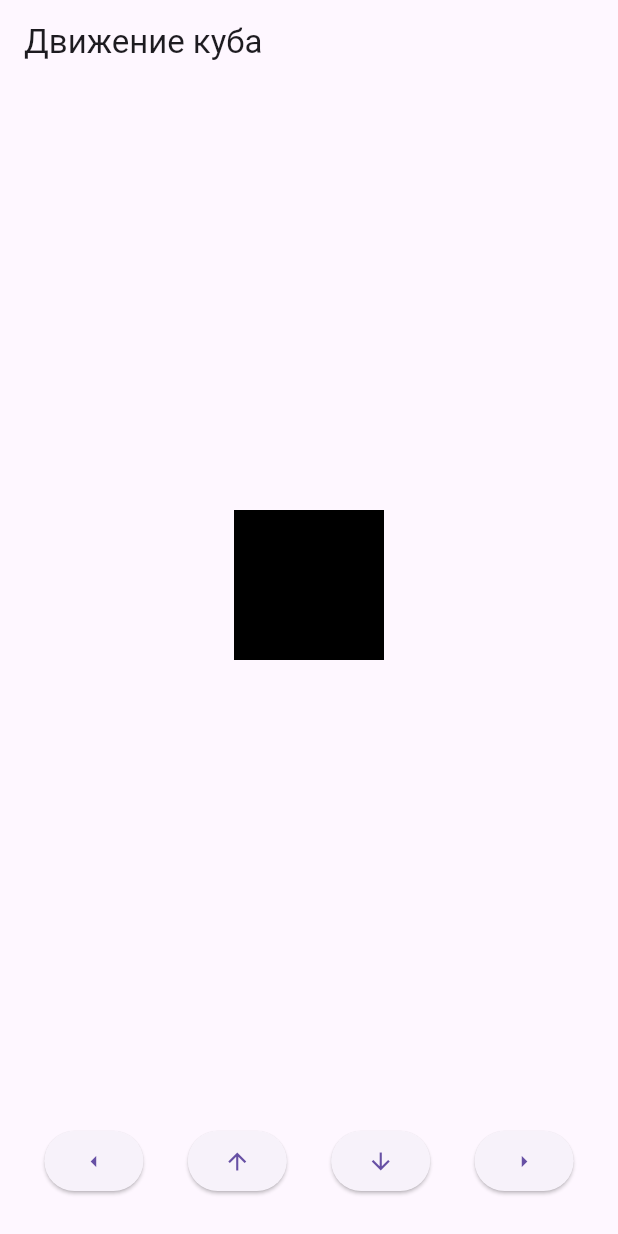
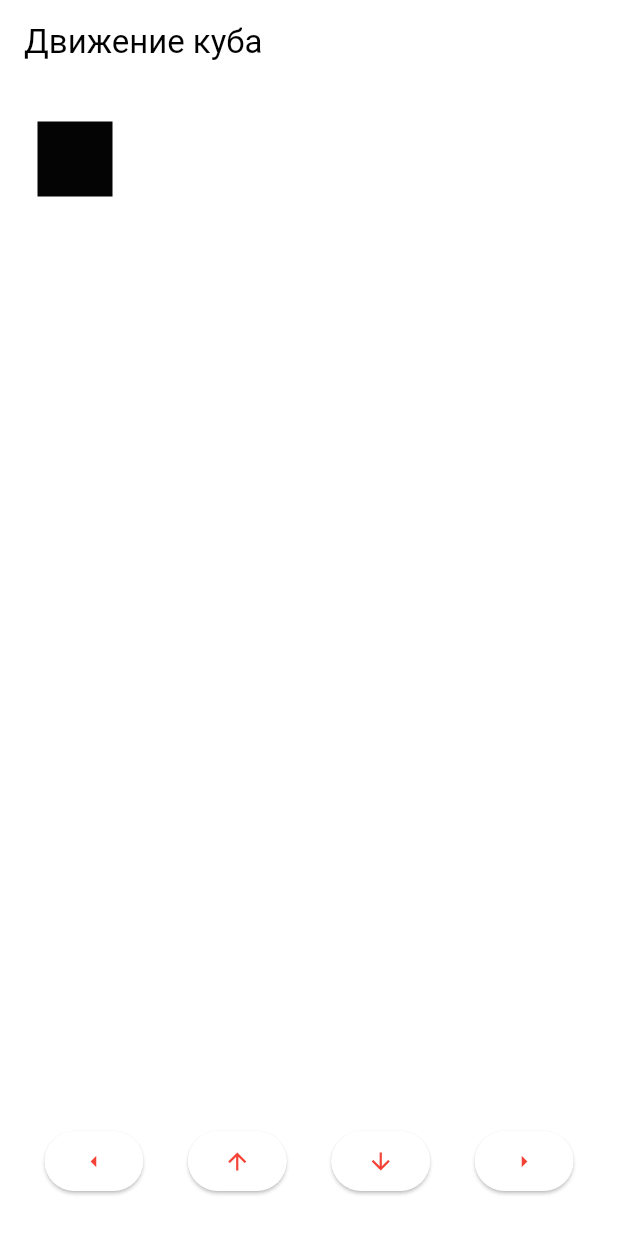
Before and after one commit to 424Nkita-Csharsfta4/dex_task_cub, a Flutter app: the screen it shows after launch, after a tap on the "arrow upward" icon, on a phone screen of 412 x 824 dp. Run offline on Flutter 3.47's test engine with Material 3 defaults, Android fonts, the phone set to English and light mode, and no system bars.

Commit message:
Куб двигается (ง •_•)ง

```diff
--- a/lib/cube/button/button_left.dart
+++ b/lib/cube/button/button_left.dart
@@ -1,13 +1,16 @@
 import 'package:dex_task_flutter/cube/interface/button_strategy.dart';
 import 'package:dex_task_flutter/cube/model/cube.dart';
 
+/// В данной стратегии реализуется поведение кнопки "Влево".
 class ButtonLeft implements ButtonStrategy {
   @override
   void execute(Cube cube) {
     switch (cube.position) {
+      case CubePosition.centerLeft:
       case CubePosition.topLeft:
-      case CubePosition.centerLeft:
       case CubePosition.bottomLeft:
+        // Не даем кубу сдвинуться влево,
+        //если он уже находится на крайней левой позиции
         break;
       default:
         cube.position = CubePosition.values[cube.position.index - 1];
--- a/lib/cube/button/button_right.dart
+++ b/lib/cube/button/button_right.dart
@@ -1,13 +1,16 @@
 import 'package:dex_task_flutter/cube/model/cube.dart';
 import 'package:dex_task_flutter/cube/interface/button_strategy.dart';
 
+/// В данной стратегии реализуется поведение кнопки "Вправо".
 class ButtonRight implements ButtonStrategy {
   @override
   void execute(Cube cube) {
     switch (cube.position) {
+      case CubePosition.centerRight:
       case CubePosition.topRight:
-      case CubePosition.centerRight:
       case CubePosition.bottomRight:
+        // Не даем кубу сдвинуться вправо,
+        //если он уже находится на крайней правой позиции
         break;
       default:
         cube.position = CubePosition.values[cube.position.index + 1];
--- /dev/null
+++ b/lib/cube/widget/cube_screen.dart
@@ -0,0 +1,110 @@
+import 'package:flutter/material.dart';
+import 'package:dex_task_flutter/cube/view/main_view_model.dart';
+import 'package:dex_task_flutter/cube/model/cube.dart';
+
+class CubeScreen extends StatefulWidget {
+  final MainViewModel viewModel;
+  const CubeScreen({Key? key, required this.viewModel}) : super(key: key);
+
+  @override
+  // ignore: library_private_types_in_public_api
+  _CubeScreenState createState() => _CubeScreenState();
+}
+
+class _CubeScreenState extends State<CubeScreen> {
+  @override
+  Widget build(BuildContext context) {
+    return Scaffold(
+      appBar: AppBar(
+        title: const Text('Движение куба'),
+      ),
+      body: Column(
+        mainAxisAlignment: MainAxisAlignment.center,
+        children: [
+          Expanded(
+            child: AnimatedAlign(
+              duration: const Duration(milliseconds: 300),
+              alignment: calculateAlignment(widget.viewModel.cube.position),
+              child: const SizedBox(
+                width: 100,
+                height: 100,
+                child: Center(
+                  child: SizedBox(
+                    width: 50,
+                    height: 50,
+                    child: DecoratedBox(
+                      decoration: BoxDecoration(
+                        color: Color.fromARGB(255, 4, 4, 4),
+                      ),
+                    ),
+                  ),
+                ),
+              ),
+            ),
+          ),
+          SizedBox(
+            height: 100,
+            child: Center(
+              child: Row(
+                mainAxisAlignment: MainAxisAlignment.spaceEvenly,
+                children: [
+                  ElevatedButton(
+                    onPressed: () {
+                      setState(() {
+                        widget.viewModel.moveLeft();
+                      });
+                    },
+                    child: const Icon(Icons.arrow_left),
+                  ),
+                  ElevatedButton(
+                    onPressed: () {
+                      setState(() {
+                        widget.viewModel.moveUp();
+                      });
+                    },
+                    child: const Icon(Icons.arrow_upward),
+                  ),
+                  ElevatedButton(
+                    onPressed: () {
+                      setState(() {
+                        widget.viewModel.moveDown();
+                      });
+                    },
+                    child: const Icon(Icons.arrow_downward),
+                  ),
+                  ElevatedButton(
+                    onPressed: () {
+                      setState(() {
+                        widget.viewModel.moveRight();
+                      });
+                    },
+                    child: const Icon(Icons.arrow_right),
+                  ),
+                ],
+              ),
+            ),
+          ),
+        ],
+      ),
+    );
+  }
+
+  /// Метод для определения выравнивания на основе позиции куба
+  Alignment calculateAlignment(CubePosition position) {
+    switch (position) {
+      case CubePosition.center:
+        return Alignment.center;
+      case CubePosition.topLeft:
+        return Alignment.topLeft;
+      case CubePosition.topRight:
+        return Alignment.topRight;
+      case CubePosition.bottomLeft:
+        return Alignment.bottomLeft;
+      case CubePosition.bottomRight:
+        return Alignment.bottomRight;
+      default:
+        // По умолчанию возвращается центральное выравнивание
+        return Alignment.center;
+    }
+  }
+}
--- a/lib/main.dart
+++ b/lib/main.dart
@@ -1,10 +1,11 @@
-import 'package:flutter/material.dart';
-import 'package:dex_task_flutter/cube/button/button_top.dart';
-import 'package:dex_task_flutter/cube/view/main_view_model.dart';
 import 'package:dex_task_flutter/cube/button/button_down.dart';
 import 'package:dex_task_flutter/cube/button/button_left.dart';
 import 'package:dex_task_flutter/cube/button/button_right.dart';
+import 'package:dex_task_flutter/cube/button/button_top.dart';
+import 'package:dex_task_flutter/cube/widget/cube_screen.dart';
 import 'package:dex_task_flutter/cube/model/cube.dart';
+import 'package:flutter/material.dart';
+import 'package:dex_task_flutter/cube/view/main_view_model.dart';
 
 void main() {
   runApp(const MyApp());
@@ -15,14 +16,14 @@ class MyApp extends StatelessWidget {
 
   @override
   Widget build(BuildContext context) {
-    // Создаем экземпляр куба и стратегий кнопок
+    /// Создаем экземпляр куба
     final cube = Cube(CubePosition.center);
     final leftButton = ButtonLeft();
     final rightButton = ButtonRight();
     final upButton = ButtonUp();
     final downButton = ButtonDown();
 
-    // Создаем экземпляр MainViewModel, передавая куб и стратегии кнопок
+    /// Создаем экземпляр MainViewModel
     final mainViewModel = MainViewModel(
       cube,
       leftButton,
@@ -33,86 +34,12 @@ class MyApp extends StatelessWidget {
 
     return MaterialApp(
       theme: ThemeData(
-        primarySwatch: Colors.red,
+        scaffoldBackgroundColor: Colors.white,
+        colorScheme: ColorScheme.fromSwatch(primarySwatch: Colors.red)
+            .copyWith(secondary: Colors.red),
       ),
-      home: MyHomePage(viewModel: mainViewModel),
+      // Передаем viewModel в CubeScreen
+      home: CubeScreen(viewModel: mainViewModel),
     );
   }
 }
-
-class MyHomePage extends StatefulWidget {
-  final MainViewModel viewModel;
-  const MyHomePage({Key? key, required this.viewModel}) : super(key: key);
-
-  @override
-  // ignore: library_private_types_in_public_api
-  _MyHomePageState createState() => _MyHomePageState();
-}
-
-class _MyHomePageState extends State<MyHomePage> {
-  @override
-  Widget build(BuildContext context) {
-    return Scaffold(
-      appBar: AppBar(
-        title: const Text('Движение куба'),
-      ),
-      body: Column(
-        mainAxisAlignment: MainAxisAlignment.center,
-        children: [
-          Expanded(
-            child: Center(
-              child: Container(
-                width: 100,
-                height: 100,
-                color: Colors.black,
-
-              ),
-            ),
-          ),
-          SizedBox(
-            height: 100,
-            child: Center(
-              child: Row(
-                mainAxisAlignment: MainAxisAlignment.spaceEvenly,
-                children: [
-                  ElevatedButton(
-                    onPressed: () {
-                      setState(() {
-                        widget.viewModel.moveLeft();
-                      });
-                    },
-                    child: const Icon(Icons.arrow_left),
-                  ),
-                  ElevatedButton(
-                    onPressed: () {
-                      setState(() {
-                        widget.viewModel.moveUp();
-                      });
-                    },
-                    child: const Icon(Icons.arrow_upward),
-                  ),
-                  ElevatedButton(
-                    onPressed: () {
-                      setState(() {
-                        widget.viewModel.moveDown();
-                      });
-                    },
-                    child: const Icon(Icons.arrow_downward),
-                  ),
-                  ElevatedButton(
-                    onPressed: () {
-                      setState(() {
-                        widget.viewModel.moveRight();
-                      });
-                    },
-                    child: const Icon(Icons.arrow_right),
-                  ),
-                ],
-              ),
-            ),
-          ),
-        ],
-      ),
-    );
-  }
-}
```
Also changed, not shown: lib/cube/view/main_view_model.dart (+0 -14 lines), 1 other file.
